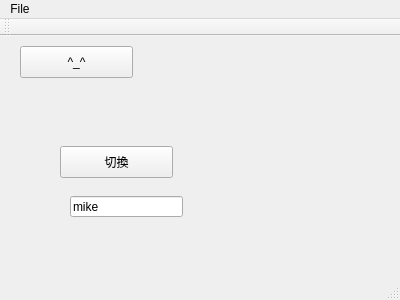
Before: the Qt Designer form day02/01_parts/mainwindow.ui in dchou/QtUIProjects, drawn with Qt 5.
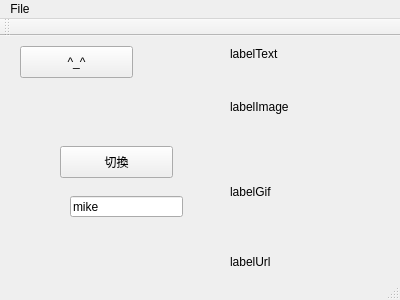
After: the same form once the commit is applied.

What changed in the file:
```diff
--- a/day02/01_parts/mainwindow.ui
+++ b/day02/01_parts/mainwindow.ui
@@ -53,6 +53,58 @@
      <string>mike</string>
     </property>
    </widget>
+   <widget class="QLabel" name="labelText">
+    <property name="geometry">
+     <rect>
+      <x>230</x>
+      <y>10</y>
+      <width>60</width>
+      <height>16</height>
+     </rect>
+    </property>
+    <property name="text">
+     <string>labelText</string>
+    </property>
+   </widget>
+   <widget class="QLabel" name="labelImage">
+    <property name="geometry">
+     <rect>
+      <x>230</x>
+      <y>40</y>
+      <width>71</width>
+      <height>61</height>
+     </rect>
+    </property>
+    <property name="text">
+     <string>labelImage</string>
+    </property>
+   </widget>
+   <widget class="QLabel" name="labelGif">
+    <property name="geometry">
+     <rect>
+      <x>230</x>
+      <y>110</y>
+      <width>121</width>
+      <height>91</height>
+     </rect>
+    </property>
+    <property name="text">
+     <string>labelGif</string>
+    </property>
+   </widget>
+   <widget class="QLabel" name="labelUrl">
+    <property name="geometry">
+     <rect>
+      <x>230</x>
+      <y>210</y>
+      <width>151</width>
+      <height>31</height>
+     </rect>
+    </property>
+    <property name="text">
+     <string>labelUrl</string>
+    </property>
+   </widget>
   </widget>
   <widget class="QMenuBar" name="menuBar">
    <property name="geometry">
```
